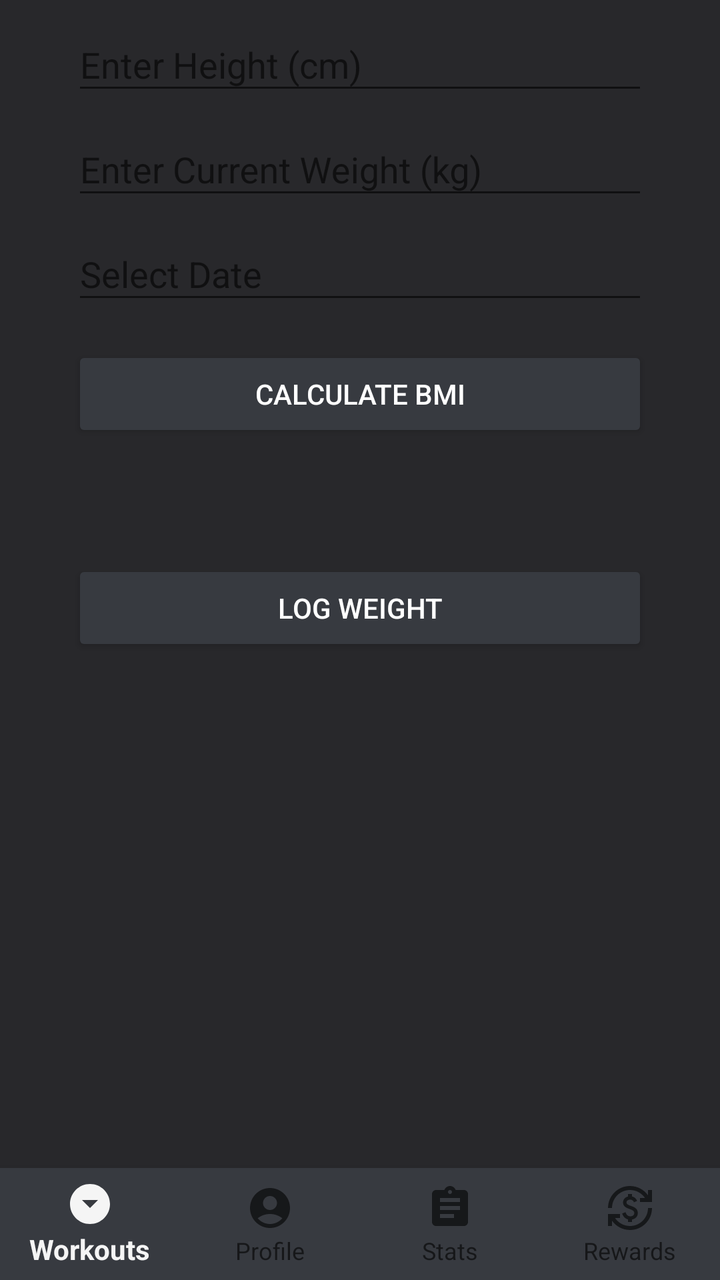
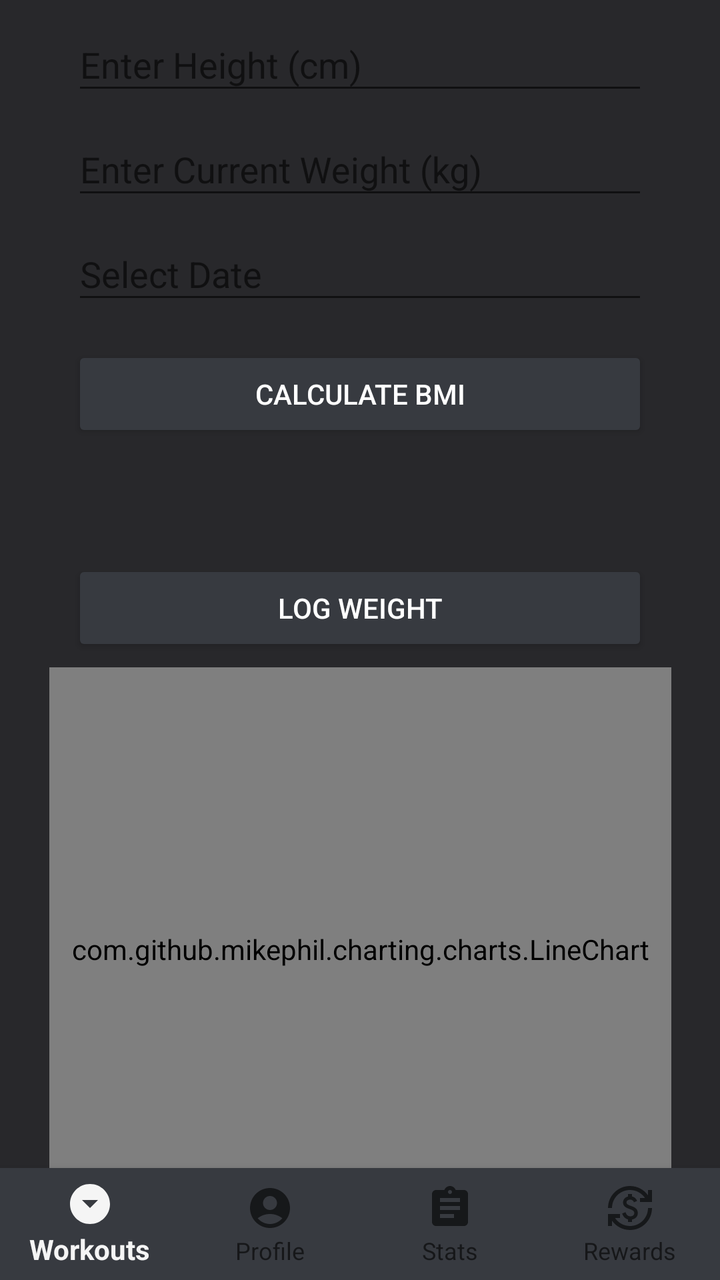

Screens rendered from an Android XML layout before and after an edit, with the pre-edit source and the edit as a unified diff.
<!-- AndroidManifest.xml: application theme Theme.SMKitUIDemoApp -->
<!-- res/layout/activity_bmi_calculator.xml -->
<?xml version="1.0" encoding="utf-8"?>
<androidx.constraintlayout.widget.ConstraintLayout xmlns:android="http://schemas.android.com/apk/res/android"
    xmlns:app="http://schemas.android.com/apk/res-auto"
    xmlns:tools="http://schemas.android.com/tools"
    android:layout_width="match_parent"
    android:layout_height="match_parent"
    android:background="@color/black">

    <com.google.android.material.textfield.TextInputLayout
        android:id="@+id/textInputLayout"
        android:layout_width="0dp"
        android:layout_height="wrap_content"
        app:layout_constraintEnd_toEndOf="parent"
        app:layout_constraintStart_toStartOf="parent"
        app:layout_constraintTop_toTopOf="parent"
        app:layout_constraintWidth_percent="0.8">

        <com.google.android.material.textfield.TextInputEditText
            android:id="@+id/heightTextInput"
            android:layout_width="match_parent"
            android:layout_height="wrap_content"
            android:hint="Enter Height (cm)"
            android:inputType="number"
            android:textColor="@color/white"
            android:textColorHint="@color/white" />
    </com.google.android.material.textfield.TextInputLayout>

    <com.google.android.material.textfield.TextInputLayout
        android:id="@+id/textInputLayout2"
        android:layout_width="0dp"
        android:layout_height="wrap_content"
        app:layout_constraintEnd_toEndOf="parent"
        app:layout_constraintStart_toStartOf="parent"
        app:layout_constraintTop_toBottomOf="@+id/textInputLayout"
        app:layout_constraintWidth_percent="0.8">

        <com.google.android.material.textfield.TextInputEditText
            android:id="@+id/weightTextInput"
            android:layout_width="match_parent"
            android:layout_height="wrap_content"
            android:hint="Enter Current Weight (kg)"
            android:inputType="number"
            android:textColor="@color/white"
            android:textColorHint="@color/white" />
    </com.google.android.material.textfield.TextInputLayout>

    <com.google.android.material.textfield.TextInputLayout
        android:id="@+id/dateInputLayout"
        android:layout_width="0dp"
        android:layout_height="wrap_content"
        app:layout_constraintEnd_toEndOf="parent"
        app:layout_constraintStart_toStartOf="parent"
        app:layout_constraintTop_toBottomOf="@+id/textInputLayout2"
        app:layout_constraintWidth_percent="0.8">

        <com.google.android.material.textfield.TextInputEditText
            android:id="@+id/dateInput"
            android:layout_width="match_parent"
            android:layout_height="wrap_content"
            android:hint="Select Date"
            android:focusable="false"
            android:textColor="@color/white"
            android:textColorHint="@color/white" />
    </com.google.android.material.textfield.TextInputLayout>

    <Button
        android:id="@+id/calculateButton"
        style="@style/AppButton"
        android:layout_width="0dp"
        android:layout_height="wrap_content"
        android:layout_marginTop="16dp"
        android:text="Calculate BMI"
        app:layout_constraintEnd_toEndOf="parent"
        app:layout_constraintStart_toStartOf="parent"
        app:layout_constraintTop_toBottomOf="@+id/dateInputLayout"
        app:layout_constraintWidth_percent="0.8" />

    <TextView
        android:id="@+id/resultText"
        android:layout_width="wrap_content"
        android:layout_height="wrap_content"
        android:layout_marginTop="16dp"
        android:textColor="@color/white"
        android:textAlignment="center"
        android:textSize="20sp"
        app:layout_constraintEnd_toEndOf="parent"
        app:layout_constraintStart_toStartOf="parent"
        app:layout_constraintTop_toBottomOf="@+id/calculateButton" />

    <Button
        android:id="@+id/logWeightButton"
        style="@style/AppButton"
        android:layout_width="0dp"
        android:layout_height="wrap_content"
        android:layout_marginTop="16dp"
        android:text="Log Weight"
        app:layout_constraintEnd_toEndOf="parent"
        app:layout_constraintStart_toStartOf="parent"
        app:layout_constraintTop_toBottomOf="@+id/resultText"
        app:layout_constraintWidth_percent="0.8" />

    <com.google.android.material.bottomnavigation.BottomNavigationView
        android:id="@+id/bottom_navigation"
        android:layout_width="0dp"
        android:layout_height="wrap_content"
        android:background="#373A40"
        app:labelVisibilityMode="labeled"
        app:layout_constraintBottom_toBottomOf="parent"
        app:layout_constraintEnd_toEndOf="parent"
        app:layout_constraintStart_toStartOf="parent"
        app:menu="@menu/bottom_nav_menu" />

</androidx.constraintlayout.widget.ConstraintLayout>
<!-- resources referenced by this layout -->
<resources>
  <color name="black">#28282B</color>
  <color name="white">#FFFFFFFF</color>
  <style name="AppButton">
          <item name="android:backgroundTint">@color/button_color</item>
          <item name="android:textColor">@android:color/white</item>
      </style>
  <style name="Theme.SMKitUIDemoApp" parent="Theme.AppCompat.DayNight.NoActionBar" />
  <color name="button_color">#373A40</color>
</resources>

<!-- the commit's change to res/layout/activity_bmi_calculator.xml (unified diff, before → after) -->
@@ -59,6 +59,7 @@
             android:layout_height="wrap_content"
             android:hint="Select Date"
             android:focusable="false"
+            android:clickable="true"
             android:textColor="@color/white"
             android:textColorHint="@color/white" />
     </com.google.android.material.textfield.TextInputLayout>
@@ -99,6 +100,16 @@
         app:layout_constraintTop_toBottomOf="@+id/resultText"
         app:layout_constraintWidth_percent="0.8" />
 
+    <com.github.mikephil.charting.charts.LineChart
+        android:id="@+id/lineChart"
+        android:layout_width="311dp"
+        android:layout_height="282dp"
+        app:layout_constraintBottom_toBottomOf="parent"
+        app:layout_constraintEnd_toEndOf="parent"
+        app:layout_constraintStart_toStartOf="parent"
+        app:layout_constraintTop_toBottomOf="@+id/logWeightButton"
+        app:layout_constraintVertical_bias="0.19" />
+
     <com.google.android.material.bottomnavigation.BottomNavigationView
         android:id="@+id/bottom_navigation"
         android:layout_width="0dp"
